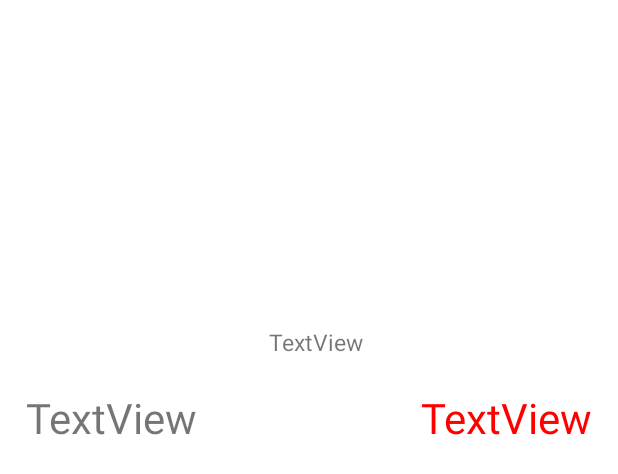
After one commit to PotapovDmitriy/Outlet, an Android app: the layout adidas_list_item.xml on its own in the app's theme, with its tools: preview values and no code run, on a phone screen of 412 x 824 dp. The commit adds this screen. Shown: the top 474 px of the screen. Run offline under Robolectric (Android 15) with nearby library versions, the phone set to English and light mode, and no system bars.

Commit message:
Add Adidas shop

```diff
--- /dev/null
+++ b/app/src/main/res/layout/adidas_list_item.xml
@@ -0,0 +1,47 @@
+<?xml version="1.0" encoding="utf-8"?>
+<LinearLayout xmlns:android="http://schemas.android.com/apk/res/android"
+    xmlns:tools="http://schemas.android.com/tools"
+    android:layout_width="match_parent"
+    android:layout_height="300dp"
+    android:layout_margin="5dp"
+    android:background="@color/white"
+    android:orientation="vertical"
+    android:padding="2dp">
+    <ImageView
+        android:id="@+id/imageAdidas"
+        android:layout_width="match_parent"
+        android:layout_height="210dp"/>
+
+    <FrameLayout
+        android:layout_width="match_parent"
+        android:layout_height="80sp">
+
+        <TextView
+            android:id="@+id/tvName"
+            android:layout_width="wrap_content"
+            android:layout_height="wrap_content"
+            android:layout_gravity="top|center_horizontal"
+            android:paddingStart="10sp"
+            android:text="TextView"
+            android:textSize="15sp" />
+        <TextView
+            android:id="@+id/tvCurrentPrice"
+            android:layout_width="wrap_content"
+            android:layout_height="wrap_content"
+            android:layout_gravity="left|bottom"
+            android:paddingStart="10sp"
+            android:text="TextView"
+            android:textSize="28sp" />
+
+        <TextView
+            android:id="@+id/tvOrigPrice"
+            android:layout_width="wrap_content"
+            android:layout_height="wrap_content"
+            android:layout_gravity="right|bottom"
+            android:paddingRight="10sp"
+            android:text="TextView"
+            android:textColor="@color/red"
+            android:textSize="28sp"
+            tools:ignore="RtlHardcoded" />
+    </FrameLayout>
+</LinearLayout>
```
Also changed, not shown: app/src/main/java/com/example/outlet/adapters/AdidasAdapter.java (added, +151 -0 lines), app/src/main/java/com/example/outlet/ui/slideshow/SlideshowFragment.java (+18 -7 lines), app/src/main/java/com/example/outlet/ui/slideshow/SlideshowViewModel.java (+70 -2 lines), app/src/main/res/layout/fragment_slideshow.xml (+11 -12 lines).
